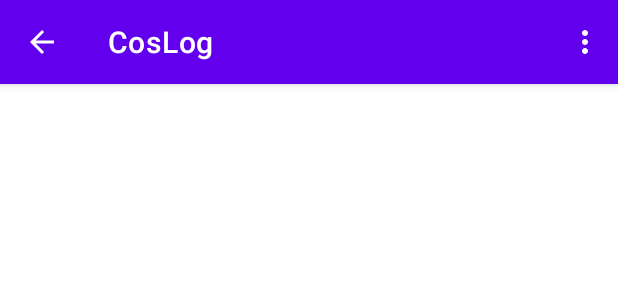
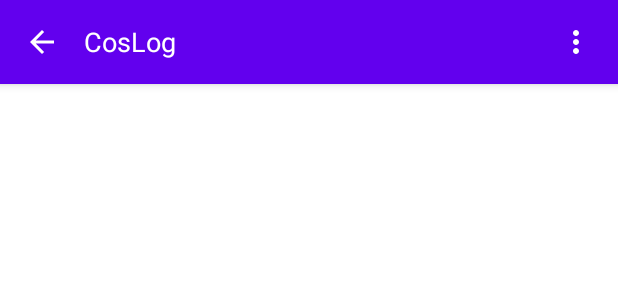
Before and after one commit to ivoGanev/CosLog, an Android app: the layout app_bar_cosplay.xml on its own in the app's theme, with its tools: preview values and no code run, on a phone screen of 412 x 824 dp. Shown: the top 300 px of the screen. Run offline under Robolectric (Android 15) with nearby library versions, the phone set to English and light mode, and no system bars.

Commit message:
design: redesigned the cosplay toolbar with custom views

```diff
--- /dev/null
+++ b/app/src/main/res/drawable/ic_baseline_more_vert_24.xml
@@ -0,0 +1,10 @@
+<vector xmlns:android="http://schemas.android.com/apk/res/android"
+    android:width="24dp"
+    android:height="24dp"
+    android:viewportWidth="24"
+    android:viewportHeight="24"
+    android:tint="?attr/colorControlNormal">
+  <path
+      android:fillColor="@android:color/white"
+      android:pathData="M12,8c1.1,0 2,-0.9 2,-2s-0.9,-2 -2,-2 -2,0.9 -2,2 0.9,2 2,2zM12,10c-1.1,0 -2,0.9 -2,2s0.9,2 2,2 2,-0.9 2,-2 -0.9,-2 -2,-2zM12,16c-1.1,0 -2,0.9 -2,2s0.9,2 2,2 2,-0.9 2,-2 -0.9,-2 -2,-2z"/>
+</vector>
--- a/app/src/main/res/layout/app_bar_cosplay.xml
+++ b/app/src/main/res/layout/app_bar_cosplay.xml
@@ -1,9 +1,13 @@
 <?xml version="1.0" encoding="utf-8"?>
-<layout>
+<layout xmlns:android="http://schemas.android.com/apk/res/android"
+    xmlns:app="http://schemas.android.com/apk/res-auto"
+    xmlns:tools="http://schemas.android.com/tools">
+
+    <androidx.coordinatorlayout.widget.CoordinatorLayout
+        android:layout_width="match_parent"
+        android:layout_height="match_parent">
+
         <com.google.android.material.appbar.AppBarLayout
-        xmlns:android="http://schemas.android.com/apk/res/android"
-        xmlns:app="http://schemas.android.com/apk/res-auto"
-        xmlns:tools="http://schemas.android.com/tools"
             android:layout_width="match_parent"
             android:layout_height="wrap_content">
 
@@ -12,19 +16,43 @@
                 style="@style/Widget.MaterialComponents.Toolbar.Primary"
                 android:layout_width="match_parent"
                 android:layout_height="?attr/actionBarSize"
-            app:menu="@menu/cosplay_menu"
-            app:navigationIcon="@drawable/ic_baseline_arrow_back_24"
-            app:title="@string/app_name" >
+                app:contentInsetEnd="0dp"
+                app:contentInsetLeft="0dp"
+                app:contentInsetRight="0dp"
+                app:contentInsetStart="0dp">
+
+                <RelativeLayout
+                    android:layout_width="match_parent"
+                    android:layout_height="match_parent">
+
+                    <ImageButton
+                        android:layout_alignParentStart="true"
+                        android:id="@+id/backButton"
+                        android:layout_width="?attr/actionBarSize"
+                        android:layout_height="?attr/actionBarSize"
+                        android:background="@android:color/transparent"
+                        android:src="@drawable/ic_baseline_arrow_back_24" />
 
                     <TextView
-                android:visibility="gone"
-                android:gravity="center_horizontal"
+                        android:layout_toEndOf="@id/backButton"
+                        android:layout_toStartOf="@id/moreMenu"
+                        android:gravity="center_vertical"
                         android:id="@+id/appHeader"
+                        android:layout_width="match_parent"
+                        android:layout_height="match_parent"
+                        android:text="@string/app_name"
                         android:textColor="@color/white"
-                android:layout_width="match_parent"
-                android:layout_height="wrap_content"
-                tools:text="Header Title"/>
+                        android:textSize="18sp" />
 
+                    <ImageButton
+                        android:id="@+id/moreMenu"
+                        android:layout_alignParentEnd="true"
+                        android:layout_width="?attr/actionBarSize"
+                        android:layout_height="?attr/actionBarSize"
+                        android:background="@android:color/transparent"
+                        android:src="@drawable/ic_baseline_more_vert_24" />
+                </RelativeLayout>
             </com.google.android.material.appbar.MaterialToolbar>
         </com.google.android.material.appbar.AppBarLayout>
+    </androidx.coordinatorlayout.widget.CoordinatorLayout>
 </layout>
```
Also changed, not shown: app/src/main/java/com/ifyezedev/coslog/feature/elements/ElementsDetailsBaseFragment.kt (line endings or trailing spaces). Lines whose indentation alone changed are shown as unchanged.
